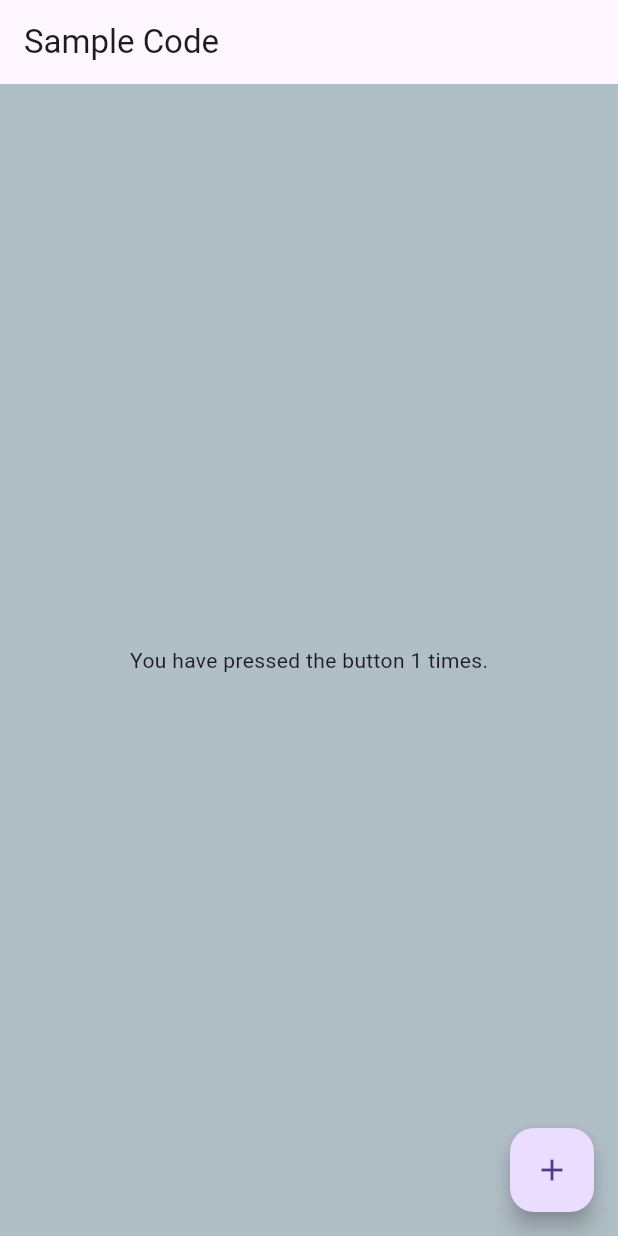
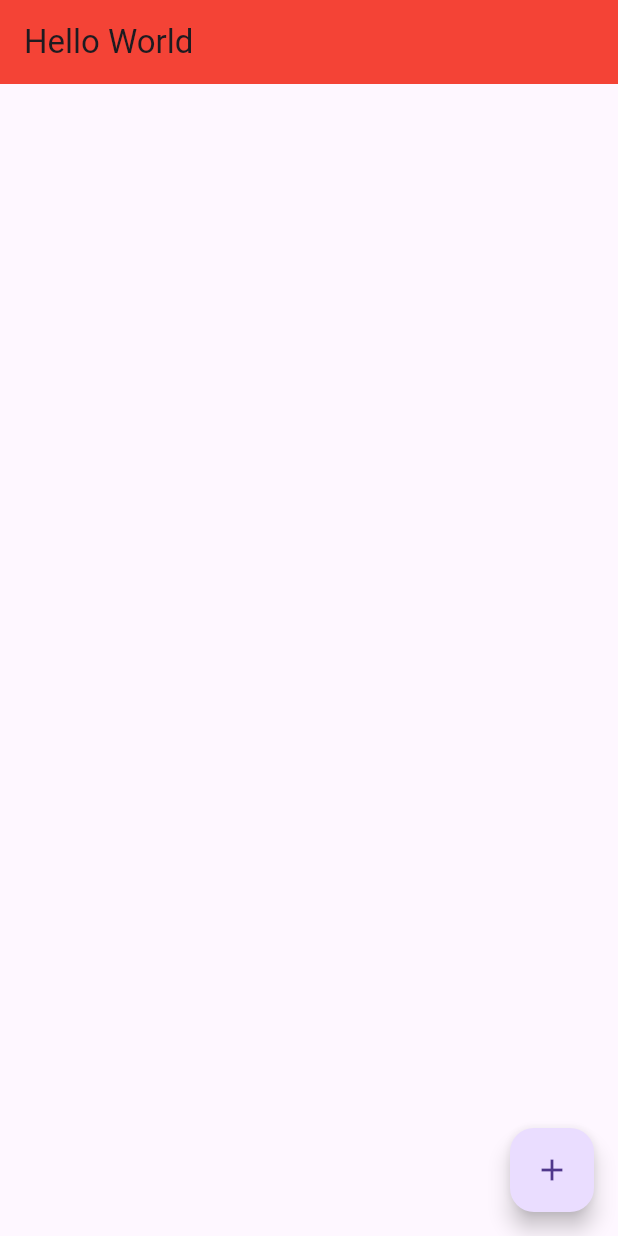
Before and after one commit to arroyostack/flutter-basic-image-app, a Flutter app: the screen it shows after launch, after a tap on the "add" icon, on a phone screen of 412 x 824 dp. Run offline on Flutter 3.47's test engine with Material 3 defaults, Android fonts, the phone set to English and light mode, and no system bars.

Commit message:
Feat: Basic widget and icon.

```diff
--- a/lib/main.dart
+++ b/lib/main.dart
@@ -1,43 +1,21 @@
 import 'package:flutter/material.dart';
 
-/// Flutter code sample for [Scaffold].
-
-void main() => runApp(const ScaffoldExampleApp());
-
-class ScaffoldExampleApp extends StatelessWidget {
-  const ScaffoldExampleApp({super.key});
-
-  @override
-  Widget build(BuildContext context) {
-    return const MaterialApp(
-      home: ScaffoldExample(),
-    );
-  }
+void main() {
+  var app = MaterialApp(
+    home: Scaffold(
+      floatingActionButton: FloatingActionButton(
+        child: const Icon(
+          Icons.add,
+        ),
+        onPressed: () {
+          print("Hi there");
+        },
+      ),
+      appBar: AppBar(
+        title: const Text('Hello World'),
+        backgroundColor: Colors.red,
+      ),
+    ),
+  );
+  runApp(app);
 }
-
-class ScaffoldExample extends StatefulWidget {
-  const ScaffoldExample({super.key});
-
-  @override
-  State<ScaffoldExample> createState() => _ScaffoldExampleState();
-}
-
-class _ScaffoldExampleState extends State<ScaffoldExample> {
-  int _count = 0;
-
-  @override
-  Widget build(BuildContext context) {
-    return Scaffold(
-      appBar: AppBar(
-        title: const Text('Sample Code'),
-      ),
-      body: Center(child: Text('You have pressed the button $_count times.')),
-      backgroundColor: Colors.blueGrey.shade200,
-      floatingActionButton: FloatingActionButton(
-        onPressed: () => setState(() => _count++),
-        tooltip: 'Increment Counter',
-        child: const Icon(Icons.add),
-      ),
-    );
-  }
-}
--- /dev/null
+++ b/lib/src/app.dart
@@ -0,0 +1 @@
+import 'package:flutter/material.dart';
```
